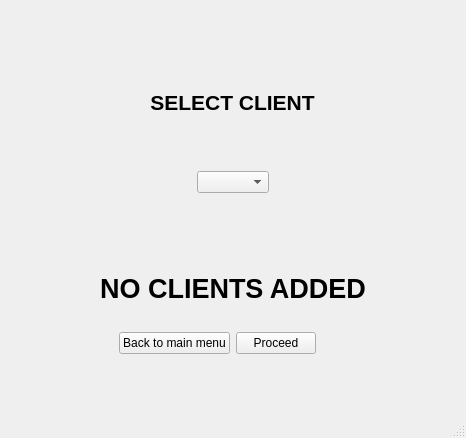
Old version of the form ui/modify-client.ui in the repository yashu2001/gym-manager.
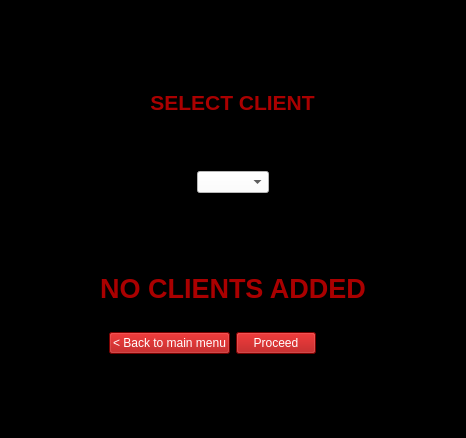
New version of the form. Icons and pictures are not drawn.

What changed in the file:
```diff
--- a/ui/modify-client.ui
+++ b/ui/modify-client.ui
@@ -13,6 +13,9 @@
   <property name="windowTitle">
    <string>MainWindow</string>
   </property>
+  <property name="styleSheet">
+   <string notr="true">background-color: rgb(0, 0, 0);</string>
+  </property>
   <widget class="QWidget" name="centralwidget">
    <layout class="QGridLayout" name="gridLayout">
     <item row="0" column="0" colspan="2" alignment="Qt::AlignHCenter|Qt::AlignTop">
@@ -30,16 +33,26 @@
     </item>
     <item row="1" column="0" colspan="2" alignment="Qt::AlignHCenter|Qt::AlignTop">
      <widget class="QLabel" name="label_2">
+      <property name="styleSheet">
+       <string notr="true">color: rgb(170, 0, 0);</string>
+      </property>
       <property name="text">
        <string>&lt;html&gt;&lt;head/&gt;&lt;body&gt;&lt;p align=&quot;center&quot;&gt;&lt;span style=&quot; font-size:16pt; font-weight:600;&quot;&gt;SELECT CLIENT&lt;/span&gt;&lt;/p&gt;&lt;/body&gt;&lt;/html&gt;</string>
       </property>
      </widget>
     </item>
     <item row="2" column="0" colspan="2" alignment="Qt::AlignHCenter|Qt::AlignTop">
-     <widget class="QComboBox" name="comboBox"/>
+     <widget class="QComboBox" name="comboBox">
+      <property name="styleSheet">
+       <string notr="true">background-color: rgb(255, 255, 255);</string>
+      </property>
+     </widget>
     </item>
     <item row="3" column="0" colspan="2">
      <widget class="QLabel" name="label_3">
+      <property name="styleSheet">
+       <string notr="true">color: rgb(170, 0, 0);</string>
+      </property>
       <property name="text">
        <string>&lt;html&gt;&lt;head/&gt;&lt;body&gt;&lt;p align=&quot;center&quot;&gt;&lt;span style=&quot; font-size:20pt; font-weight:600;&quot;&gt;NO CLIENTS ADDED&lt;/span&gt;&lt;/p&gt;&lt;/body&gt;&lt;/html&gt;</string>
       </property>
@@ -47,13 +60,23 @@
     </item>
     <item row="4" column="0" alignment="Qt::AlignRight|Qt::AlignTop">
      <widget class="QPushButton" name="pushButton_2">
+      <property name="styleSheet">
+       <string notr="true">color: rgb(255, 255, 255);
+font: 75 10pt &quot;MS Shell Dlg 2&quot;;
+background-color: rgb(170, 0, 0);</string>
+      </property>
       <property name="text">
-       <string>Back to main menu</string>
+       <string>&lt; Back to main menu</string>
       </property>
      </widget>
     </item>
     <item row="4" column="1" alignment="Qt::AlignLeft|Qt::AlignTop">
      <widget class="QPushButton" name="pushButton">
+      <property name="styleSheet">
+       <string notr="true">color: rgb(255, 255, 255);
+font: 75 10pt &quot;MS Shell Dlg 2&quot;;
+background-color: rgb(170, 0, 0);</string>
+      </property>
       <property name="text">
        <string>Proceed</string>
       </property>
```
